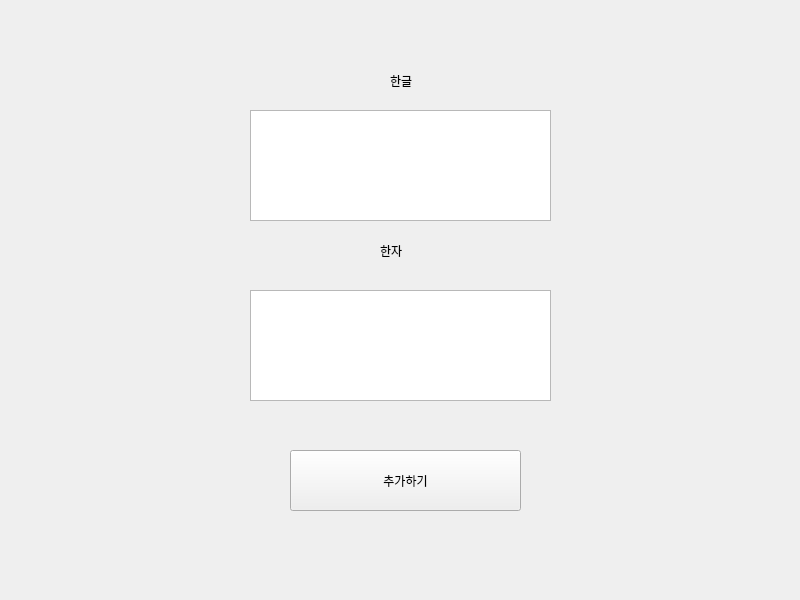
Above: word/first_page.ui from my0614/pyqt5 before the change. Below: the same form after it.
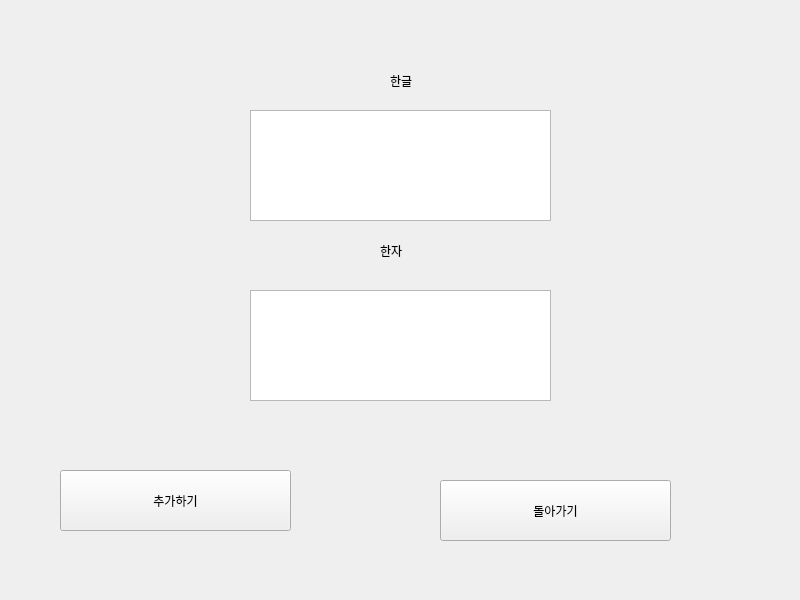
That is the form after the change.

```diff
--- a/word/first_page.ui
+++ b/word/first_page.ui
@@ -36,8 +36,8 @@
   <widget class="QPushButton" name="pushButton">
    <property name="geometry">
     <rect>
-     <x>290</x>
-     <y>450</y>
+     <x>60</x>
+     <y>470</y>
      <width>231</width>
      <height>61</height>
     </rect>
@@ -78,6 +78,19 @@
     <string>한글</string>
    </property>
   </widget>
+  <widget class="QPushButton" name="pushButton_2">
+   <property name="geometry">
+    <rect>
+     <x>440</x>
+     <y>480</y>
+     <width>231</width>
+     <height>61</height>
+    </rect>
+   </property>
+   <property name="text">
+    <string>돌아가기</string>
+   </property>
+  </widget>
  </widget>
  <resources/>
  <connections/>
```
